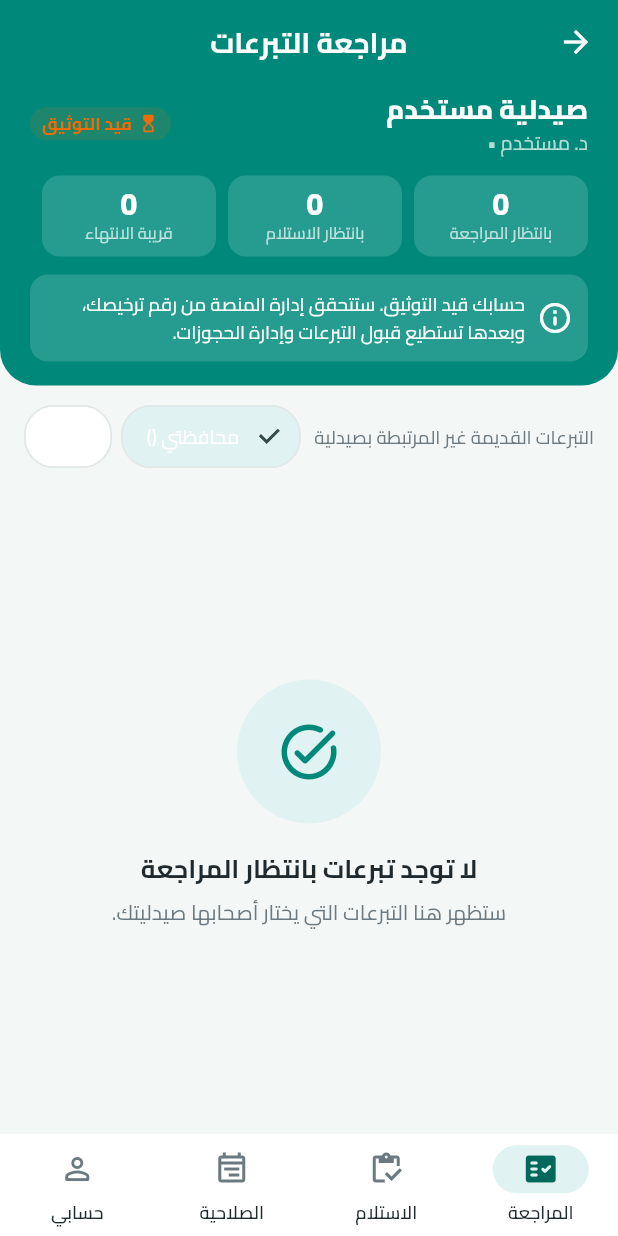
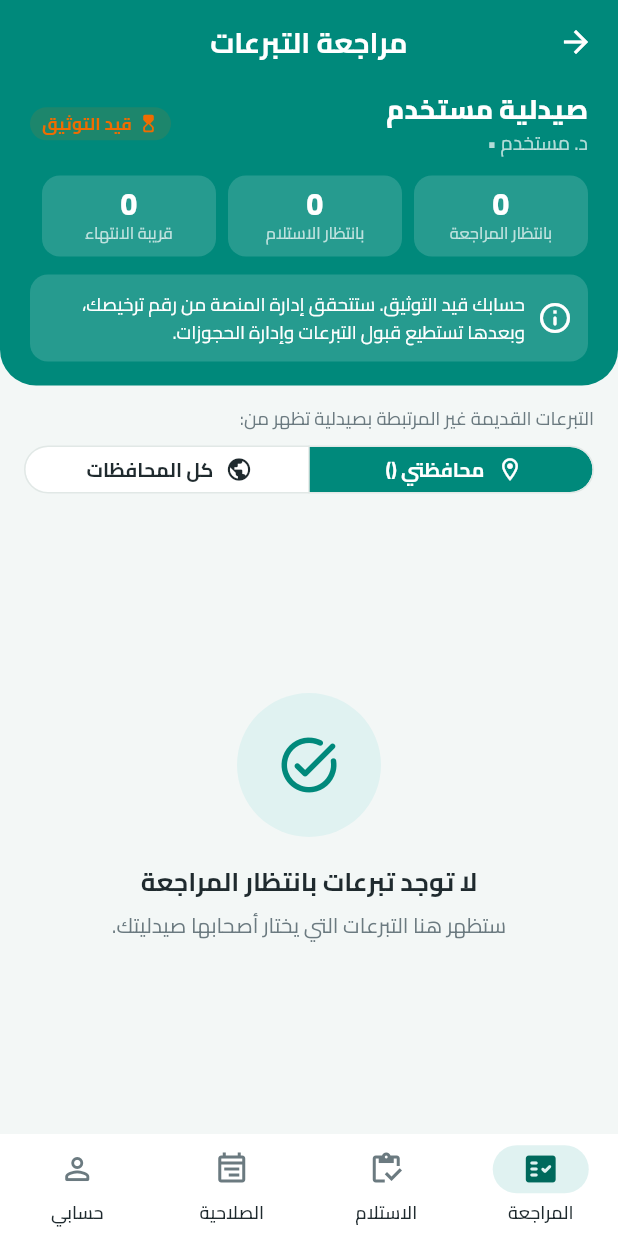
Before and after one commit to Tareq-Bassam-Bakr/dawacom, a Flutter app: the PharmacistHome screen opened directly with empty values, on a phone screen of 412 x 824 dp. Run offline on Flutter 3.47's test engine with Material 3 defaults, Android fonts, the phone set to English and light mode, and no system bars; our stand-ins replace cloud_firestore, firebase_auth, firebase_core, image_picker; accounts and stored records are empty.

Commit message:
توضيح فلتر التبرعات القديمة في لوحة الصيدلي وإصلاح ألوان الأزرار

```diff
--- a/lib/core/app_theme.dart
+++ b/lib/core/app_theme.dart
@@ -158,7 +158,19 @@ abstract final class AppTheme {
         selectedColor: AppColors.primarySoft,
         side: const BorderSide(color: AppColors.border),
         shape: RoundedRectangleBorder(borderRadius: BorderRadius.circular(20)),
-        labelStyle: const TextStyle(fontFamily: fontFamily, fontSize: 13),
+        checkmarkColor: AppColors.primaryDark,
+        labelStyle: const TextStyle(
+          fontFamily: fontFamily,
+          fontSize: 13,
+          fontWeight: FontWeight.w600,
+          color: AppColors.textDark,
+        ),
+        secondaryLabelStyle: const TextStyle(
+          fontFamily: fontFamily,
+          fontSize: 13,
+          fontWeight: FontWeight.w700,
+          color: AppColors.primaryDark,
+        ),
       ),
       snackBarTheme: SnackBarThemeData(
         behavior: SnackBarBehavior.floating,
--- a/lib/screens/pharmacist/pharmacist_home.dart
+++ b/lib/screens/pharmacist/pharmacist_home.dart
@@ -258,25 +258,44 @@ class _PharmacistHomeState extends State<PharmacistHome> {
     return Column(
       children: [
         Padding(
-          padding: const EdgeInsets.fromLTRB(16, 10, 16, 0),
-          child: Row(
+          padding: const EdgeInsets.fromLTRB(16, 12, 16, 0),
+          child: Column(
+            crossAxisAlignment: CrossAxisAlignment.stretch,
             children: [
-              const Expanded(
-                child: Text(
-                  'التبرعات القديمة غير المرتبطة بصيدلية',
-                  style: TextStyle(fontSize: 12.5, color: AppColors.textMuted),
+              const Text(
+                'التبرعات القديمة غير المرتبطة بصيدلية تظهر من:',
+                style: TextStyle(fontSize: 12.5, color: AppColors.textMuted),
+              ),
+              const SizedBox(height: 6),
+              SegmentedButton<bool>(
+                showSelectedIcon: false,
+                style: SegmentedButton.styleFrom(
+                  selectedBackgroundColor: AppColors.primary,
+                  selectedForegroundColor: Colors.white,
+                  backgroundColor: Colors.white,
+                  foregroundColor: AppColors.textDark,
+                  side: const BorderSide(color: AppColors.border),
+                  visualDensity: VisualDensity.compact,
+                  textStyle: const TextStyle(
+                    fontFamily: AppTheme.fontFamily,
+                    fontWeight: FontWeight.w700,
+                    fontSize: 13,
+                  ),
                 ),
-              ),
-              ChoiceChip(
-                label: Text('محافظتي (${user.city})'),
-                selected: !_allCities,
-                onSelected: (_) => _toggleAllCities(false),
-              ),
-              const SizedBox(width: 6),
-              ChoiceChip(
-                label: const Text('الكل'),
-                selected: _allCities,
-                onSelected: (_) => _toggleAllCities(true),
+                segments: [
+                  ButtonSegment(
+                    value: false,
+                    icon: const Icon(Icons.location_on_outlined, size: 18),
+                    label: Text('محافظتي (${user.city})'),
+                  ),
+                  const ButtonSegment(
+                    value: true,
+                    icon: Icon(Icons.public_rounded, size: 18),
+                    label: Text('كل المحافظات'),
+                  ),
+                ],
+                selected: {_allCities},
+                onSelectionChanged: (s) => _toggleAllCities(s.first),
               ),
             ],
           ),
```
